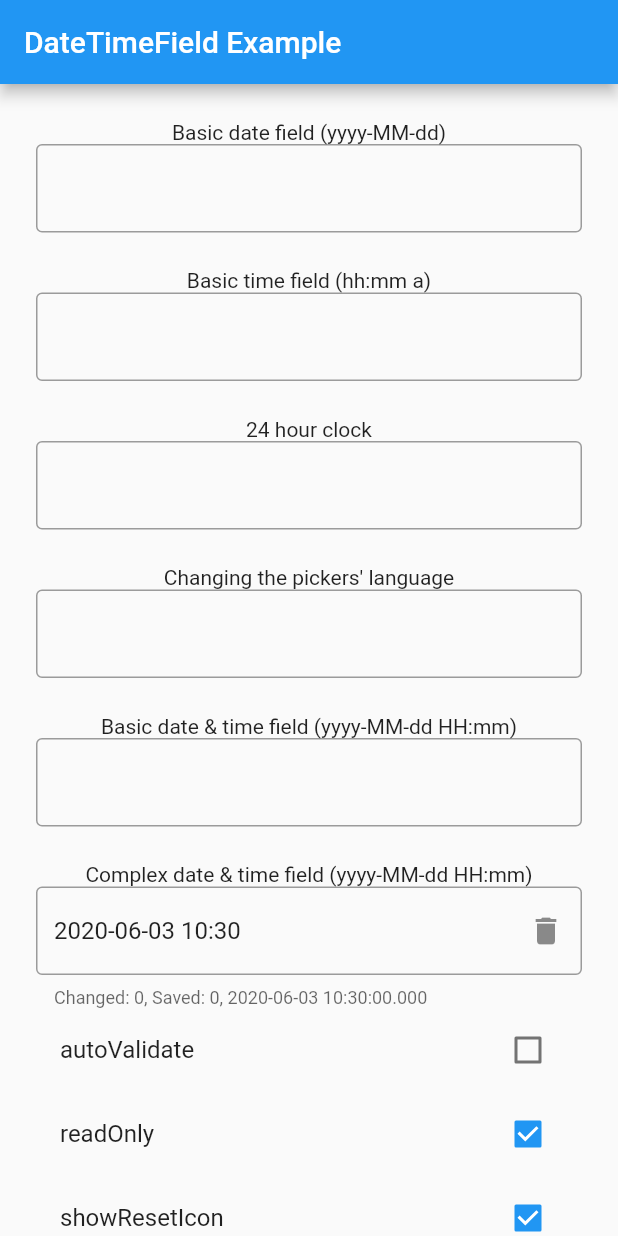
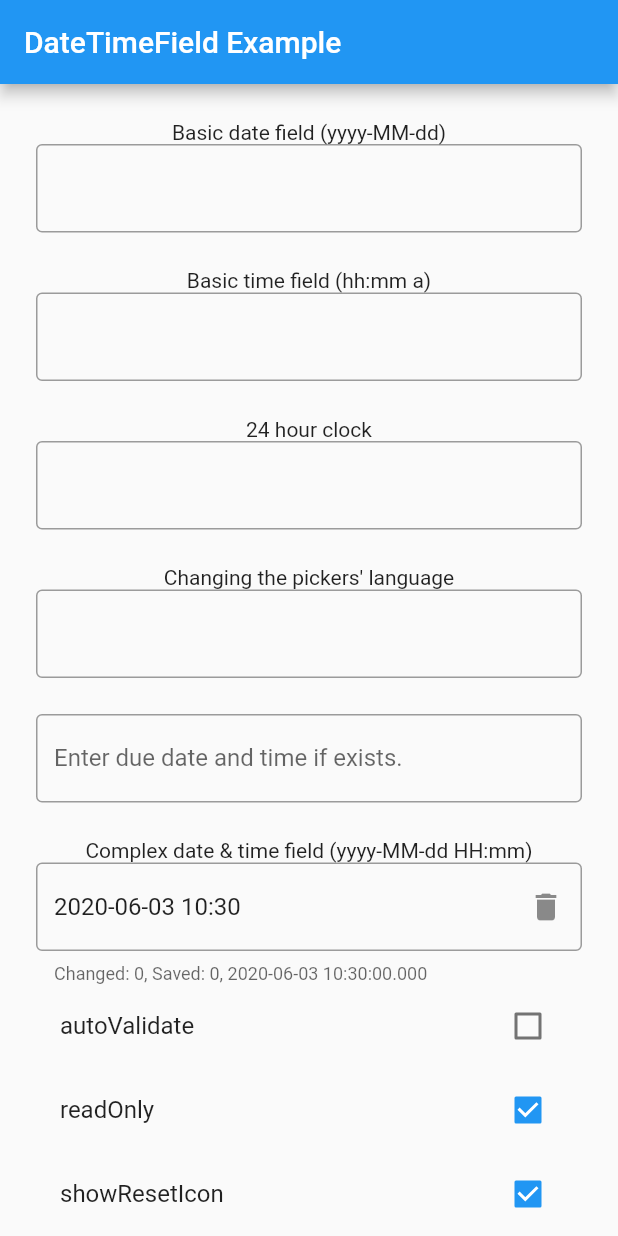
Before and after one commit to nossu3751/moim, a Flutter app: the TimeHomePage screen opened directly, on a phone screen of 412 x 824 dp. Run offline on Flutter 3.47's test engine with Material 2 defaults, Android fonts, the light colour scheme and no system bars; drawn by our look-alikes of datetime_picker_formfield; our stand-ins replace cloud_firestore; missing offline and left inert: flutter_rounded_date_picker; accounts and stored records are empty.

Commit message:
date time enter label changed

```diff
--- a/lib/widgets/timepicker.dart
+++ b/lib/widgets/timepicker.dart
@@ -159,8 +159,10 @@ class BasicDateTimeFieldState extends State<BasicDateTimeField> {
   @override
   Widget build(BuildContext context) {
     return Column(children: <Widget>[
-      Text('Basic date & time field (${format.pattern})'),
       DateTimeField(
+        decoration: InputDecoration(
+          labelText: "Enter due date and time if exists."
+        ),
         controller: widget.controller,
         format: format,
         onShowPicker: (context, currentValue) async {
```
